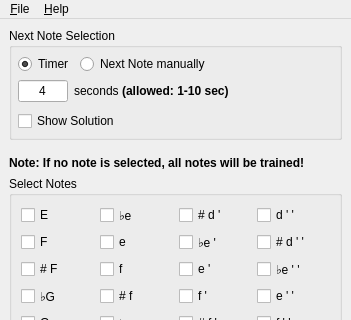
First picture: the form in src/view/ui/static/main_window.ui, repository PythBuster/guitar_music_notes, before the edit; both pictures show x 0 to 351 and y 0 to 320 of the 351 by 677 pixel window.
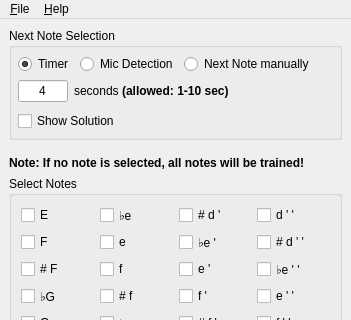
Second picture: the form after the edit.

```diff
--- a/src/view/ui/static/main_window.ui
+++ b/src/view/ui/static/main_window.ui
@@ -7,7 +7,7 @@
     <x>0</x>
     <y>0</y>
     <width>351</width>
-    <height>595</height>
+    <height>612</height>
    </rect>
   </property>
   <property name="windowTitle">
@@ -81,6 +81,13 @@
               </property>
              </widget>
             </item>
+            <item>
+             <widget class="QRadioButton" name="radioButton_mic_detection">
+              <property name="text">
+               <string>Mic Detection</string>
+              </property>
+             </widget>
+            </item>
             <item>
              <widget class="QRadioButton" name="radioButton_manually">
               <property name="sizePolicy">
```
